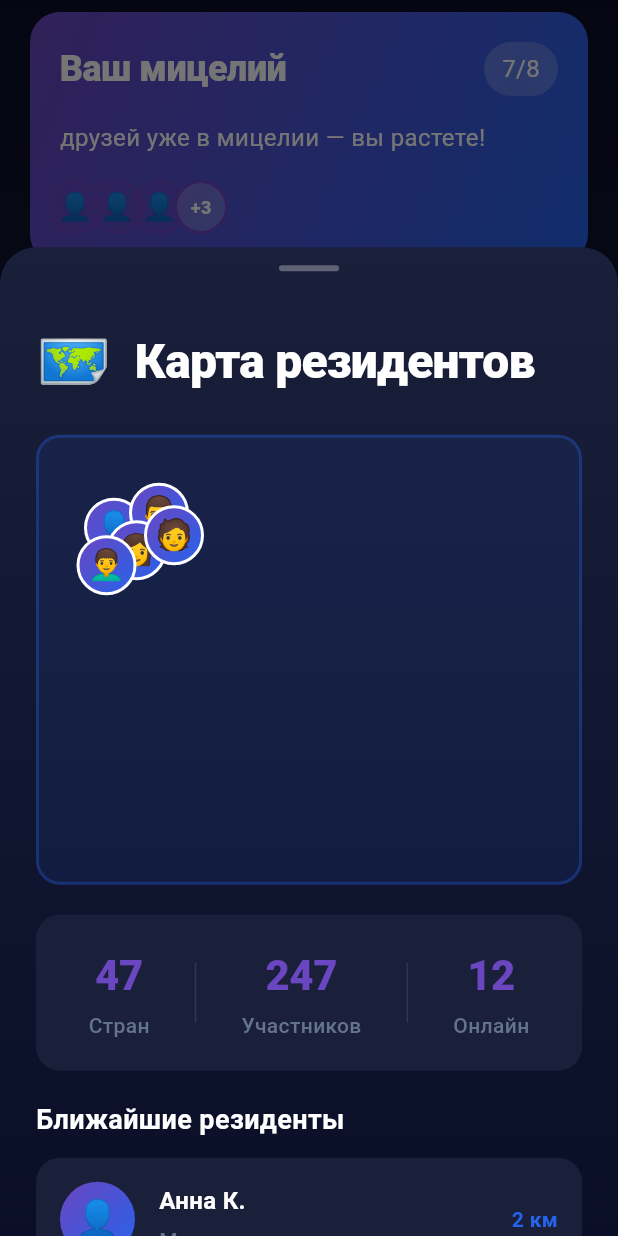
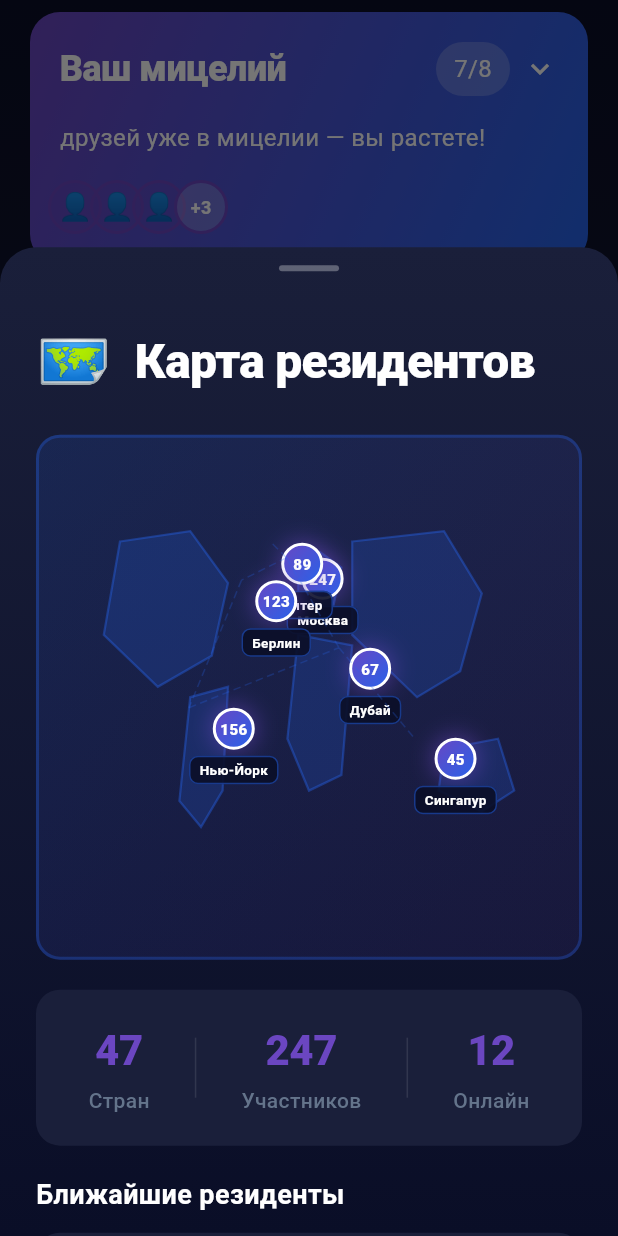
Before and after one commit to myceliummmm-sketch/mycelium-app, a Flutter app: the CommunityScreen screen opened directly, scrolled down 110 dp, after a tap on "🗺️", on a phone screen of 412 x 824 dp. Run offline on Flutter 3.47's test engine with Material 3 defaults, Android fonts, the phone set to English and light mode, and no system bars; drawn by our look-alikes of flutter_animate; our stand-ins replace confetti, fl_chart, flutter_dotenv, introduction_screen; missing offline and left inert: dart:html, dart:js_util; accounts and stored records are empty.

Commit message:
Add expandable Invite Friends in Your Mycelium & enhance world map
- Converted CommunityScreen to StatefulWidget with expandable state
- Made "Ваш мицелий" card expandable on tap with expand/collapse icon
- Moved invite friends content inline when expanded (was modal)
- Added rewards list and mycelium visualization to expanded view
- Removed separate "Пригласить" compact card
- Made world map card full-width with better layout
- Enhanced world map with custom painters for continents
- Added pulsing city markers with user counts (Moscow: 247, etc.)
- Added clickable cities showing snackbar with details
- Added dashed connection lines between major cities
- Improved visual hierarchy with gradients and borders

🤖 Generated with [Claude Code](https://claude.com/claude-code)

Co-Authored-By: Claude <noreply@anthropic.com>

```diff
--- a/lib/config/app_version.dart
+++ b/lib/config/app_version.dart
@@ -1,7 +1,7 @@
 /// App version configuration
 class AppVersion {
-  static const String version = '1.0.2';
-  static const int buildNumber = 2;
+  static const String version = '1.0.3';
+  static const int buildNumber = 3;
 
   /// Full version string with build number
   static String get fullVersion => 'v$version+$buildNumber';
--- a/lib/screens/community_screen.dart
+++ b/lib/screens/community_screen.dart
@@ -5,8 +5,15 @@ import '../theme/app_theme.dart';
 import '../config/app_version.dart';
 import '../widgets/myc_coin_icon.dart';
 
-class CommunityScreen extends StatelessWidget {
+class CommunityScreen extends StatefulWidget {
   const CommunityScreen({super.key});
+
+  @override
+  State<CommunityScreen> createState() => _CommunityScreenState();
+}
+
+class _CommunityScreenState extends State<CommunityScreen> {
+  bool _isMyceliumExpanded = false;
 
   @override
   Widget build(BuildContext context) {
@@ -42,8 +49,15 @@ class CommunityScreen extends StatelessWidget {
 
                 const SizedBox(height: 24),
 
-                // Your Mycelium card
-                Container(
+                // Your Mycelium card - expandable
+                GestureDetector(
+                  onTap: () {
+                    setState(() {
+                      _isMyceliumExpanded = !_isMyceliumExpanded;
+                    });
+                  },
+                  child: AnimatedContainer(
+                    duration: const Duration(milliseconds: 300),
                     padding: const EdgeInsets.all(20),
                     decoration: AppDecorations.gradientCard(
                       AppGradients.primaryGradient,
@@ -58,6 +72,8 @@ class CommunityScreen extends StatelessWidget {
                               'Ваш мицелий',
                               style: AppTextStyles.h2,
                             ),
+                            Row(
+                              children: [
                                 Container(
                                   padding: const EdgeInsets.symmetric(
                                     horizontal: 12,
@@ -71,6 +87,16 @@ class CommunityScreen extends StatelessWidget {
                                     '7/8',
                                     style: AppTextStyles.body,
                                   ),
+                                ),
+                                const SizedBox(width: 8),
+                                Icon(
+                                  _isMyceliumExpanded
+                                      ? Icons.expand_less
+                                      : Icons.expand_more,
+                                  color: Colors.white,
+                                  size: 24,
+                                ),
+                              ],
                             ),
                           ],
                         ),
@@ -110,7 +136,75 @@ class CommunityScreen extends StatelessWidget {
                             ),
                           ],
                         ),
+                        // Expanded content - invite friends
+                        if (_isMyceliumExpanded) ...[
+                          const SizedBox(height: 24),
+                          const Divider(color: Colors.white24, height: 1),
+                          const SizedBox(height: 20),
+                          const Text(
+                            '🤝 Пригласить друзей',
+                            style: AppTextStyles.h3,
+                          ),
+                          const SizedBox(height: 12),
+                          const Text(
+                            'Приглашайте друзей и получайте награды. Каждый приглашенный друг повышает ваш Trust Score и открывает новые возможности.',
+                            style: AppTextStyles.body,
+                          ),
+                          const SizedBox(height: 16),
+                          // Mycelium network visualization
+                          Center(
+                            child: CustomPaint(
+                              size: const Size(200, 180),
+                              painter: _MyceliumNetworkPainter(),
+                            ),
+                          ),
+                          const SizedBox(height: 20),
+                          const Text(
+                            'Награды за приглашения',
+                            style: AppTextStyles.h3,
+                          ),
+                          const SizedBox(height: 12),
+                          _buildRewardItem('1 друг', 'Respect +5', 5, isCompleted: true),
+                          _buildRewardItem('3 друга', 'Trust Badge', 15, isCompleted: true),
+                          _buildRewardItem(
+                            '5 друзей',
+                            'Приватный канал',
+                            30,
+                            isLocked: true,
+                          ),
+                          _buildRewardItem(
+                            '10 друзей',
+                            'PRO статус (1 месяц)',
+                            100,
+                            isLocked: true,
+                          ),
+                          const SizedBox(height: 20),
+                          SizedBox(
+                            width: double.infinity,
+                            child: ElevatedButton(
+                              onPressed: () {
+                                // TODO: Share invite link
+                              },
+                              style: ElevatedButton.styleFrom(
+                                backgroundColor: AppColors.success,
+                                padding: const EdgeInsets.symmetric(vertical: 16),
+                                shape: RoundedRectangleBorder(
+                                  borderRadius: BorderRadius.circular(12),
+                                ),
+                              ),
+                              child: const Text(
+                                'Поделиться ссылкой 🔗',
+                                style: TextStyle(
+                                  fontSize: 16,
+                                  fontWeight: FontWeight.w700,
+                                  color: Colors.white,
+                                ),
+                              ),
+                            ),
+                          ),
                         ],
+                      ],
+                    ),
                   ),
                 ).animate(delay: 150.ms).fadeIn().slideY(begin: 0.2, end: 0),
 
@@ -285,12 +379,8 @@ class CommunityScreen extends StatelessWidget {
 
                 const SizedBox(height: 24),
 
-                // Compact sections row
-                Row(
-                  children: [
-                    // World Map - Compact
-                    Expanded(
-                      child: GestureDetector(
+                // World Map - Full width
+                GestureDetector(
                   onTap: () {
                     _showWorldMap(context);
                   },
@@ -300,53 +390,19 @@ class CommunityScreen extends StatelessWidget {
                     decoration: AppDecorations.gradientCard(
                       AppGradients.blueGradient,
                     ),
-                          child: Column(
+                    child: Row(
                       mainAxisAlignment: MainAxisAlignment.center,
                       children: [
-                              const Text('🗺️', style: TextStyle(fontSize: 32)),
-                              const SizedBox(height: 8),
+                        const Text('🗺️', style: TextStyle(fontSize: 40)),
+                        const SizedBox(width: 16),
                         Text(
-                                'Карта',
-                                style: AppTextStyles.body.copyWith(
-                                  fontWeight: FontWeight.w700,
-                                ),
+                          'Карта резидентов',
+                          style: AppTextStyles.h2.copyWith(fontSize: 22),
                         ),
                       ],
                     ),
                   ),
                 ).animate(delay: 300.ms).fadeIn().scale(begin: const Offset(0.9, 0.9)),
-                    ),
-                    const SizedBox(width: 12),
-                    // Invite Friends - Compact
-                    Expanded(
-                      child: GestureDetector(
-                        onTap: () {
-                          _showInviteFriends(context);
-                        },
-                        child: Container(
-                          height: 120,
-                          padding: const EdgeInsets.all(16),
-                          decoration: AppDecorations.gradientCard(
-                            AppGradients.successGradient,
-                          ),
-                          child: Column(
-                            mainAxisAlignment: MainAxisAlignment.center,
-                            children: [
-                              const Text('🤝', style: TextStyle(fontSize: 32)),
-                              const SizedBox(height: 8),
-                              Text(
-                                'Пригласить',
-                                style: AppTextStyles.body.copyWith(
-                                  fontWeight: FontWeight.w700,
-                                ),
-                              ),
-                            ],
-                          ),
-                        ),
-                      ).animate(delay: 350.ms).fadeIn().scale(begin: const Offset(0.9, 0.9)),
-                    ),
-                  ],
-                ),
 
                 const SizedBox(height: 24),
 
@@ -439,26 +495,47 @@ class CommunityScreen extends StatelessWidget {
 
                     const SizedBox(height: 20),
 
-                    // Mock world map with pins
+                    // Interactive world map with cities
                     Container(
-                      height: 300,
+                      height: 350,
                       decoration: BoxDecoration(
-                        color: AppColors.primaryBlue.withOpacity(0.1),
                         borderRadius: BorderRadius.circular(16),
+                        gradient: LinearGradient(
+                          begin: Alignment.topLeft,
+                          end: Alignment.bottomRight,
+                          colors: [
+                            AppColors.primaryBlue.withOpacity(0.15),
+                            AppColors.primaryPurple.withOpacity(0.1),
+                          ],
+                        ),
                         border: Border.all(
                           color: AppColors.primaryBlue.withOpacity(0.3),
                           width: 2,
                         ),
                       ),
+                      child: ClipRRect(
+                        borderRadius: BorderRadius.circular(14),
                         child: Stack(
                           children: [
-                          // Mock pins with TG user avatars
-                          _buildMapPin(30, 40, '👤', 'Анна К.', 'Москва'),
-                          _buildMapPin(60, 30, '👨', 'Дмитрий С.', 'Питер'),
-                          _buildMapPin(45, 55, '👩', 'Мария П.', 'Казань'),
-                          _buildMapPin(70, 45, '🧑', 'Алексей В.', 'Екб'),
-                          _buildMapPin(25, 65, '👨‍🦱', 'Иван М.', 'Сочи'),
+                            // World map background
+                            CustomPaint(
+                              painter: _WorldMapPainter(),
+                              size: const Size(double.infinity, 350),
+                            ),
+                            // City markers with user counts
+                            _buildCityMarker(165, 80, 'Москва', 247),
+                            _buildCityMarker(155, 70, 'Питер', 89),
+                            _buildCityMarker(100, 180, 'Нью-Йорк', 156),
+                            _buildCityMarker(250, 200, 'Сингапур', 45),
+                            _buildCityMarker(200, 140, 'Дубай', 67),
+                            _buildCityMarker(135, 95, 'Берлин', 123),
+                            // Connection lines between cities
+                            CustomPaint(
+                              painter: _ConnectionLinesPainter(),
+                              size: const Size(double.infinity, 350),
+                            ),
                           ],
+                        ),
                       ),
                     ),
 
@@ -512,156 +589,75 @@ class CommunityScreen extends StatelessWidget {
     );
   }
 
-  void _showInviteFriends(BuildContext context) {
-    showModalBottomSheet(
-      context: context,
-      isScrollControlled: true,
-      backgroundColor: Colors.transparent,
-      builder: (context) => Container(
-        height: MediaQuery.of(context).size.height * 0.7,
-        decoration: const BoxDecoration(
-          gradient: LinearGradient(
-            begin: Alignment.topCenter,
-            end: Alignment.bottomCenter,
-            colors: [Color(0xFF1A1F3A), AppColors.background],
+  Widget _buildCityMarker(double left, double top, String cityName, int userCount) {
+    return Positioned(
+      left: left,
+      top: top,
+      child: GestureDetector(
+        onTap: () {
+          ScaffoldMessenger.of(context).showSnackBar(
+            SnackBar(
+              content: Text('$cityName: $userCount участников'),
+              duration: const Duration(seconds: 2),
+              backgroundColor: AppColors.primaryPurple,
             ),
-          borderRadius: BorderRadius.vertical(top: Radius.circular(24)),
-        ),
+          );
+        },
         child: Column(
           children: [
-            // Handle bar
+            // Pulsing city marker
             Container(
-              margin: const EdgeInsets.only(top: 12, bottom: 8),
-              width: 40,
-              height: 4,
+              width: 28,
+              height: 28,
               decoration: BoxDecoration(
-                color: Colors.white.withOpacity(0.3),
-                borderRadius: BorderRadius.circular(2),
-              ),
-            ),
-
-            Expanded(
-              child: SingleChildScrollView(
-                padding: const EdgeInsets.all(24),
-                child: Column(
-                  crossAxisAlignment: CrossAxisAlignment.start,
-                  children: [
-                    Row(
-                      children: [
-                        const Text('🤝', style: TextStyle(fontSize: 40)),
-                        const SizedBox(width: 16),
-                        Text(
-                          'Пригласить друзей',
-                          style: AppTextStyles.h1,
+                gradient: AppGradients.primaryGradient,
+                shape: BoxShape.circle,
+                border: Border.all(color: Colors.white, width: 2),
+                boxShadow: [
+                  BoxShadow(
+                    color: AppColors.primaryPurple.withOpacity(0.5),
+                    blurRadius: 12,
+                    spreadRadius: 2,
                   ),
                 ],
               ),
-
-                    const SizedBox(height: 20),
-
-                    Container(
-                      padding: const EdgeInsets.all(20),
-                      decoration: AppDecorations.cardBackground,
-                      child: Column(
-                        crossAxisAlignment: CrossAxisAlignment.start,
-                        children: [
-                          const Text(
-                            'Растите свой мицелий',
-                            style: AppTextStyles.h3,
-                          ),
-                          const SizedBox(height: 12),
-                          const Text(
-                            'Приглашайте друзей и получайте награды. Каждый приглашенный друг повышает ваш Trust Score и открывает новые возможности.',
-                            style: AppTextStyles.body,
-                          ),
-                          const SizedBox(height: 20),
-                          // Mycelium network visualization
-                          Center(
-                            child: CustomPaint(
-                              size: const Size(200, 180),
-                              painter: _MyceliumNetworkPainter(),
+              child: Center(
+                child: Text(
+                  userCount.toString(),
+                  style: const TextStyle(
+                    fontSize: 10,
+                    fontWeight: FontWeight.w800,
+                    color: Colors.white,
                   ),
                 ),
-                        ],
+              ),
+            ).animate(onPlay: (controller) => controller.repeat()).scale(
+                  duration: 2000.ms,
+                  begin: const Offset(0.9, 0.9),
+                  end: const Offset(1.1, 1.1),
+                ),
+            const SizedBox(height: 4),
+            // City label
+            Container(
+              padding: const EdgeInsets.symmetric(horizontal: 6, vertical: 2),
+              decoration: BoxDecoration(
+                color: AppColors.background.withOpacity(0.9),
+                borderRadius: BorderRadius.circular(6),
+                border: Border.all(
+                  color: AppColors.primaryBlue.withOpacity(0.5),
+                  width: 1,
                 ),
               ),
-
-                    const SizedBox(height: 20),
-
-                    Text(
-                      'Награды за приглашения',
-                      style: AppTextStyles.h3,
-                    ),
-
-                    const SizedBox(height: 12),
-
-                    _buildRewardItem('1 друг', 'Respect +5', 5, isCompleted: true),
-                    _buildRewardItem('3 друга', 'Trust Badge', 15, isCompleted: true),
-                    _buildRewardItem(
-                      '5 друзей',
-                      'Приватный канал',
-                      30,
-                      isLocked: true,
-                    ),
-                    _buildRewardItem(
-                      '10 друзей',
-                      'PRO статус (1 месяц)',
-                      100,
-                      isLocked: true,
-                    ),
-
-                    const SizedBox(height: 20),
-
-                    SizedBox(
-                      width: double.infinity,
-                      child: ElevatedButton(
-                        onPressed: () {
-                          // TODO: Share invite link
-                        },
-                        style: ElevatedButton.styleFrom(
-                          backgroundColor: AppColors.success,
-                          padding: const EdgeInsets.symmetric(vertical: 16),
-                          shape: RoundedRectangleBorder(
-                            borderRadius: BorderRadius.circular(12),
-                          ),
-                        ),
-                        child: const Text(
-                          'Поделиться ссылкой 🔗',
-                          style: TextStyle(
-                            fontSize: 16,
+              child: Text(
+                cityName,
+                style: const TextStyle(
+                  fontSize: 9,
                   fontWeight: FontWeight.w700,
                   color: Colors.white,
                 ),
               ),
             ),
-                    ),
           ],
-                ),
-              ),
-            ),
-          ],
-        ),
-      ).animate().fadeIn().slideY(begin: 0.1, end: 0),
-    );
-  }
-
-  Widget _buildMapPin(double left, double top, String emoji, String name, String city) {
-    return Positioned(
-      left: left,
-      top: top,
-      child: GestureDetector(
-        onTap: () {},
-        child: Container(
-          width: 40,
-          height: 40,
-          decoration: BoxDecoration(
-            gradient: AppGradients.primaryGradient,
-            shape: BoxShape.circle,
-            border: Border.all(color: Colors.white, width: 2),
-          ),
-          child: Center(
-            child: Text(emoji, style: const TextStyle(fontSize: 20)),
-          ),
         ),
       ),
     );
@@ -905,3 +901,142 @@ class _MyceliumNetworkPainter extends CustomPainter {
   @override
   bool shouldRepaint(_MyceliumNetworkPainter oldDelegate) => false;
 }
+
+// World Map Painter with continent contours
+class _WorldMapPainter extends CustomPainter {
+  @override
+  void paint(Canvas canvas, Size size) {
+    final paint = Paint()
+      ..color = AppColors.primaryBlue.withOpacity(0.2)
+      ..style = PaintingStyle.fill;
+
+    final borderPaint = Paint()
+      ..color = AppColors.primaryBlue.withOpacity(0.4)
+      ..style = PaintingStyle.stroke
+      ..strokeWidth = 1.5;
+
+    // Simplified continent shapes (approximate)
+    // Europe
+    final europePath = Path()
+      ..moveTo(size.width * 0.48, size.height * 0.25)
+      ..lineTo(size.width * 0.52, size.height * 0.22)
+      ..lineTo(size.width * 0.56, size.height * 0.25)
+      ..lineTo(size.width * 0.54, size.height * 0.35)
+      ..lineTo(size.width * 0.48, size.height * 0.35)
+      ..close();
+    canvas.drawPath(europePath, paint);
+    canvas.drawPath(europePath, borderPaint);
+
+    // Asia
+    final asiaPath = Path()
+      ..moveTo(size.width * 0.58, size.height * 0.20)
+      ..lineTo(size.width * 0.75, size.height * 0.18)
+      ..lineTo(size.width * 0.82, size.height * 0.30)
+      ..lineTo(size.width * 0.78, size.height * 0.45)
+      ..lineTo(size.width * 0.70, size.height * 0.50)
+      ..lineTo(size.width * 0.58, size.height * 0.38)
+      ..close();
+    canvas.drawPath(asiaPath, paint);
+    canvas.drawPath(asiaPath, borderPaint);
+
+    // North America
+    final northAmericaPath = Path()
+      ..moveTo(size.width * 0.15, size.height * 0.20)
+      ..lineTo(size.width * 0.28, size.height * 0.18)
+      ..lineTo(size.width * 0.35, size.height * 0.28)
+      ..lineTo(size.width * 0.32, size.height * 0.42)
+      ..lineTo(size.width * 0.22, size.height * 0.48)
+      ..lineTo(size.width * 0.12, size.height * 0.38)
+      ..close();
+    canvas.drawPath(northAmericaPath, paint);
+    canvas.drawPath(northAmericaPath, borderPaint);
+
+    // South America
+    final southAmericaPath = Path()
+      ..moveTo(size.width * 0.28, size.height * 0.50)
+      ..lineTo(size.width * 0.35, size.height * 0.48)
+      ..lineTo(size.width * 0.34, size.height * 0.68)
+      ..lineTo(size.width * 0.30, size.height * 0.75)
+      ..lineTo(size.width * 0.26, size.height * 0.70)
+      ..close();
+    canvas.drawPath(southAmericaPath, paint);
+    canvas.drawPath(southAmericaPath, borderPaint);
+
+    // Africa
+    final africaPath = Path()
+      ..moveTo(size.width * 0.48, size.height * 0.38)
+      ..lineTo(size.width * 0.58, size.height * 0.40)
+      ..lineTo(size.width * 0.56, size.height * 0.65)
+      ..lineTo(size.width * 0.50, size.height * 0.68)
+      ..lineTo(size.width * 0.46, size.height * 0.58)
+      ..close();
+    canvas.drawPath(africaPath, paint);
+    canvas.drawPath(africaPath, borderPaint);
+
+    // Australia
+    final australiaPath = Path()
+      ..moveTo(size.width * 0.75, size.height * 0.60)
+      ..lineTo(size.width * 0.85, size.height * 0.58)
+      ..lineTo(size.width * 0.88, size.height * 0.68)
+      ..lineTo(size.width * 0.82, size.height * 0.72)
+      ..lineTo(size.width * 0.74, size.height * 0.68)
+      ..close();
+    canvas.drawPath(australiaPath, paint);
+    canvas.drawPath(australiaPath, borderPaint);
+  }
+
+  @override
+  bool shouldRepaint(_WorldMapPainter oldDelegate) => false;
+}
+
+// Connection lines between cities
+class _ConnectionLinesPainter extends CustomPainter {
+  @override
+  void paint(Canvas canvas, Size size) {
+    final linePaint = Paint()
+      ..color = AppColors.primaryPurple.withOpacity(0.15)
+      ..strokeWidth = 1.5
+      ..style = PaintingStyle.stroke;
+
+    final dashPaint = Paint()
+      ..color = AppColors.primaryBlue.withOpacity(0.25)
+      ..strokeWidth = 1
+      ..style = PaintingStyle.stroke;
+
+    // City positions (matching the markers in the Stack)
+    final moscow = const Offset(165, 80);
+    final petersburg = const Offset(155, 70);
+    final newYork = const Offset(100, 180);
+    final singapore = const Offset(250, 200);
+    final dubai = const Offset(200, 140);
+    final berlin = const Offset(135, 95);
+
+    // Draw connection lines
+    _drawDashedLine(canvas, moscow, petersburg, dashPaint);
+    _drawDashedLine(canvas, moscow, dubai, dashPaint);
+    _drawDashedLine(canvas, moscow, berlin, dashPaint);
+    _drawDashedLine(canvas, berlin, newYork, dashPaint);
+    _drawDashedLine(canvas, dubai, singapore, dashPaint);
+    _drawDashedLine(canvas, newYork, dubai, dashPaint);
+  }
+
+  void _drawDashedLine(Canvas canvas, Offset start, Offset end, Paint paint) {
+    const dashWidth = 5.0;
+    const dashSpace = 3.0;
+    double distance = (end - start).distance;
+    double traveled = 0;
+
+    while (traveled < distance) {
+      final startPoint = Offset.lerp(start, end, traveled / distance)!;
+      traveled += dashWidth;
+      final endPoint = traveled > distance
+          ? end
+          : Offset.lerp(start, end, traveled / distance)!;
+      canvas.drawLine(startPoint, endPoint, paint);
+      traveled += dashSpace;
+    }
+  }
+
+  @override
+  bool shouldRepaint(_ConnectionLinesPainter oldDelegate) => false;
+}
```
Also changed, not shown: 4 other files. Lines whose indentation alone changed are shown as unchanged.
